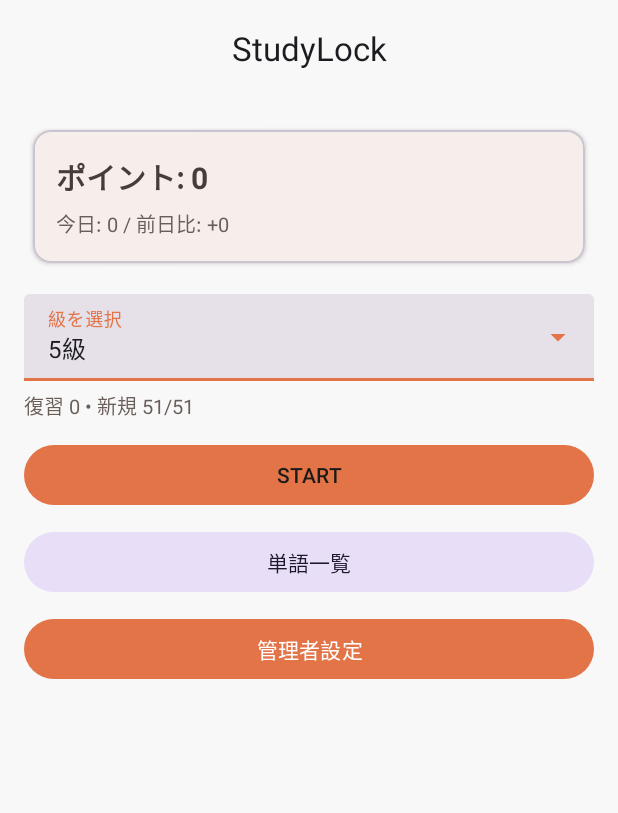
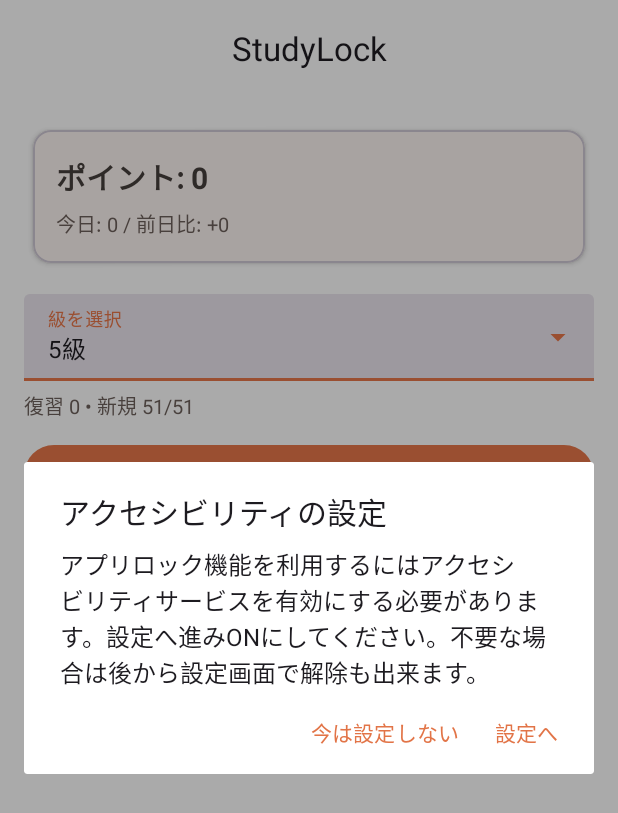
Before and after one commit to satoshimatsui2-cpu/StudyLockApp, an Android app built with Jetpack Compose: the screen it shows after launch (MainActivity), after a tap on "決定", on a phone screen of 412 x 824 dp. Shown: the top 813 px of the screen. Run offline under Robolectric (Android 15) with nearby library versions, the phone set to English and light mode, and no system bars; our stand-ins replace AdMob, Room's generated code.

Commit message:
初回起動時にアクセシビリティの説明、誘導を追加

```diff
--- a/app/src/main/java/com/example/studylockapp/data/AppSettings.kt
+++ b/app/src/main/java/com/example/studylockapp/data/AppSettings.kt
@@ -33,6 +33,9 @@ class AppSettings(context: Context) {
         private const val KEY_UNLOCK_COST_POINTS_10MIN = "unlockCostPoints10Min"
         private const val KEY_UNLOCK_DURATION_MIN = "unlockDurationMin"
         private const val KEY_UNLOCK_MIN_PER_10PT = "unlock_min_per_10pt" // 10pt あたりの分数（1〜10）
+
+        // アクセシビリティ誘導を表示済みかどうか
+        private const val KEY_HAS_SHOWN_ACCESSIBILITY_INTRO = "hasShownAccessibilityIntro"
     }
 
     var answerIntervalMs: Long
@@ -97,9 +100,6 @@ class AppSettings(context: Context) {
 
     /**
      * アプリ内で使う ZoneId を統一して取得する
-     */
-    /**
-     * アプリ内で使う ZoneId を統一して取得する
      * 保存値が null/空：Tokyo をデフォルト採用
      * 保存値が不正：Tokyo → それも失敗した場合は systemDefault にフォールバック
      */
@@ -148,4 +148,12 @@ class AppSettings(context: Context) {
     fun setUnlockMinutesPer10Pt(value: Int) {
         prefs.edit { putInt(KEY_UNLOCK_MIN_PER_10PT, value.coerceIn(1, 10)) }
     }
+
+    // --- Accessibility Intro ---
+    fun hasShownAccessibilityIntro(): Boolean =
+        prefs.getBoolean(KEY_HAS_SHOWN_ACCESSIBILITY_INTRO, false)
+
+    fun setHasShownAccessibilityIntro(shown: Boolean) {
+        prefs.edit { putBoolean(KEY_HAS_SHOWN_ACCESSIBILITY_INTRO, shown) }
+    }
 }
--- a/app/src/main/java/com/example/studylockapp/ui/setup/TimeZoneSetupActivity.kt
+++ b/app/src/main/java/com/example/studylockapp/ui/setup/TimeZoneSetupActivity.kt
@@ -1,12 +1,19 @@
 package com.example.studylockapp.ui.setup
 
+import android.accessibilityservice.AccessibilityServiceInfo
+import android.content.ComponentName
+import android.content.Intent
 import android.os.Bundle
+import android.provider.Settings
+import android.view.accessibility.AccessibilityManager
 import android.widget.ArrayAdapter
 import android.widget.Button
 import android.widget.Spinner
+import androidx.appcompat.app.AlertDialog
 import androidx.appcompat.app.AppCompatActivity
 import com.example.studylockapp.R
 import com.example.studylockapp.data.AppSettings
+import com.example.studylockapp.service.AppLockAccessibilityService
 import com.example.studylockapp.ui.settings.TimeZoneOptions
 
 class TimeZoneSetupActivity : AppCompatActivity() {
@@ -50,8 +57,51 @@ class TimeZoneSetupActivity : AppCompatActivity() {
         }
     }
 
+    override fun onResume() {
+        super.onResume()
+        showAccessibilityIntroIfNeeded()
+    }
+
+    @Deprecated("Deprecated in Java")
     override fun onBackPressed() {
         // 初回強制なら無効化（必要に応じて）
         // do nothing
     }
+
+    private fun isAccessibilityServiceEnabled(): Boolean {
+        val am = getSystemService(ACCESSIBILITY_SERVICE) as? AccessibilityManager ?: return false
+        val target = ComponentName(this, AppLockAccessibilityService::class.java)
+        val enabled = am.getEnabledAccessibilityServiceList(AccessibilityServiceInfo.FEEDBACK_ALL_MASK)
+        return enabled.any { info ->
+            val si = info.resolveInfo?.serviceInfo
+            si?.packageName == target.packageName && si.name == target.className
+        }
+    }
+
+    private fun showAccessibilityIntroIfNeeded() {
+        if (settings.hasShownAccessibilityIntro()) return
+
+        if (isAccessibilityServiceEnabled()) {
+            // 既に有効ならフラグを立てて二度と出さない
+            settings.setHasShownAccessibilityIntro(true)
+            return
+        }
+
+        AlertDialog.Builder(this)
+            .setTitle(getString(R.string.app_lock_accessibility_title))
+            .setMessage(
+                getString(
+                    R.string.app_lock_accessibility_intro,
+                    getString(R.string.app_name)
+                )
+            )
+            .setCancelable(false)
+            .setPositiveButton(R.string.go_to_settings) { _, _ ->
+                startActivity(Intent(Settings.ACTION_ACCESSIBILITY_SETTINGS))
+            }
+            .setNegativeButton(R.string.not_now) { _, _ ->
+                settings.setHasShownAccessibilityIntro(true)
+            }
+            .show()
+    }
 }
--- a/app/src/main/res/values/strings.xml
+++ b/app/src/main/res/values/strings.xml
@@ -31,10 +31,13 @@
     <string name="block_invalid_points">有効なポイント数を入力してください</string>
     <string name="block_points_info">所持: %1$dpt / 使用: %2$dpt（%3$.1f分解放, 10pt=%4$d分）</string>
     <string name="block_unlocked_message">%1$.1f分 解放しました</string>
-    <string name="app_lock_accessibility_title">アクセシビリティを有効にしてください</string>
     <string name="app_lock_accessibility_message">ロックを有効にするには、アクセシビリティ設定で本アプリをオンにしてください。\nロックしない場合はアプリロック設定をすべて無効にしてください。</string>
     <string name="app_lock_accessibility_go_settings">アクセシビリティの設定を行う</string>
     <string name="app_lock_accessibility_disable_all">ロック設定を全て解除する</string>
+    <string name="app_lock_accessibility_title">アクセシビリティの設定</string>
+    <string name="app_lock_accessibility_intro">アプリロック機能を利用するにはアクセシビリティサービスを有効にする必要があります。設定へ進みONにしてください。不要な場合は後から設定画面で解除も出来ます。</string>
+    <string name="go_to_settings">設定へ</string>
+    <string name="not_now">今は設定しない</string>
 
 
     <!-- TOPで表示する級の選択肢（※現在はMainActivityでDB集計して動的に入れているなら未使用でもOK） -->
```
